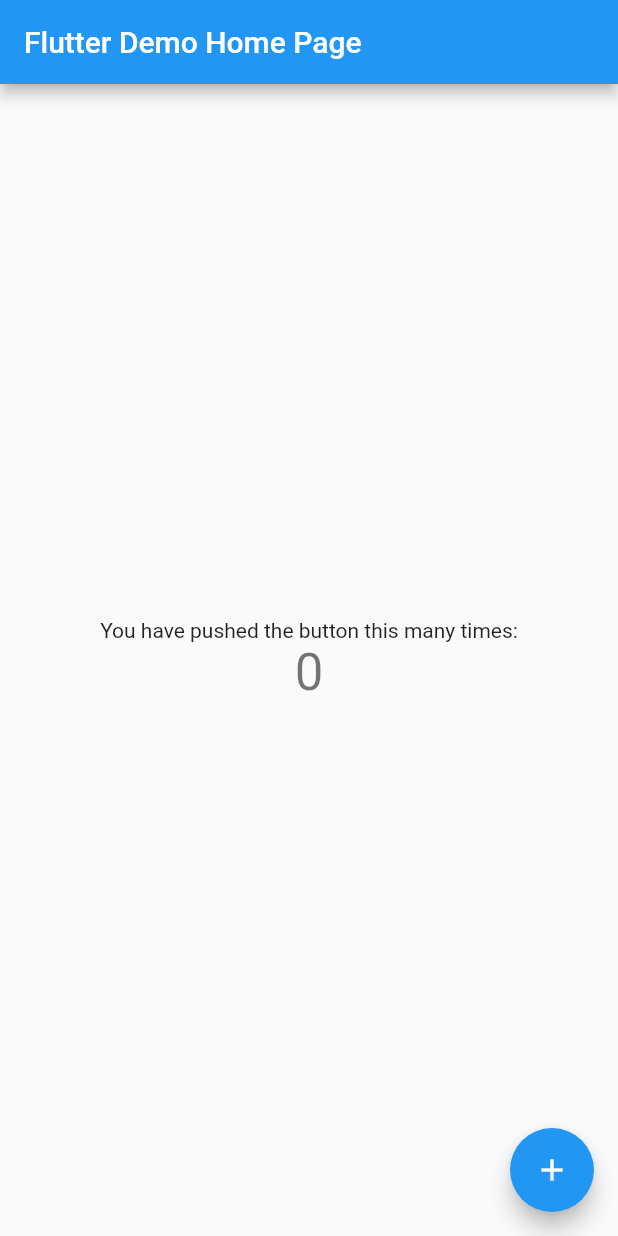
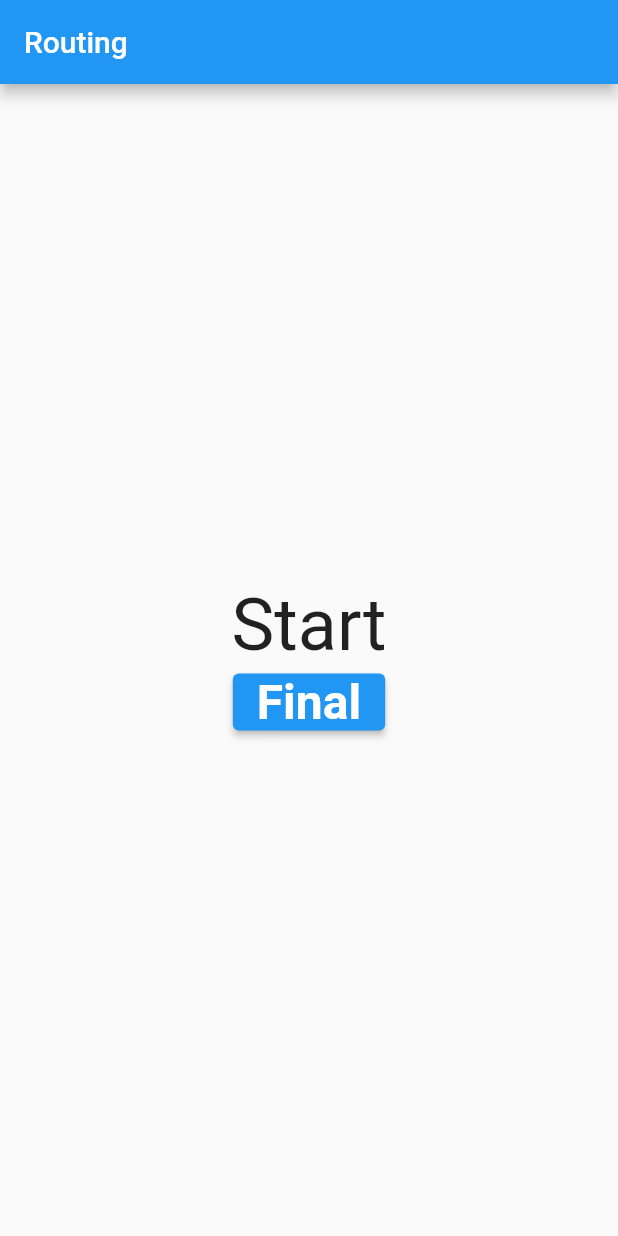
Before and after one commit to kenkaneki0625/flutter_application_1, a Flutter app: the screen it shows after launch, on a phone screen of 412 x 824 dp. Run offline on Flutter 3.47's test engine with Material 2 defaults, Android fonts, the phone set to English and light mode, and no system bars.

Commit message:
animated page navigation

```diff
--- a/lib/main.dart
+++ b/lib/main.dart
@@ -1,115 +1,97 @@
 import 'package:flutter/material.dart';
 
 void main() {
-  runApp(const MyApp());
+  runApp(MyApp());
 }
 
 class MyApp extends StatelessWidget {
-  const MyApp({Key? key}) : super(key: key);
-
-  // This widget is the root of your application.
   @override
   Widget build(BuildContext context) {
     return MaterialApp(
-      title: 'Flutter Demo',
-      theme: ThemeData(
-        // This is the theme of your application.
-        //
-        // Try running your application with "flutter run". You'll see the
-        // application has a blue toolbar. Then, without quitting the app, try
-        // changing the primarySwatch below to Colors.green and then invoke
-        // "hot reload" (press "r" in the console where you ran "flutter run",
-        // or simply save your changes to "hot reload" in a Flutter IDE).
-        // Notice that the counter didn't reset back to zero; the application
-        // is not restarted.
-        primarySwatch: Colors.blue,
-      ),
-      home: const MyHomePage(title: 'Flutter Demo Home Page'),
+      title: 'Nav Demo',
+      theme: ThemeData(primaryColor: Colors.blueGrey),
+      home: FirstPage(),
     );
   }
 }
 
-class MyHomePage extends StatefulWidget {
-  const MyHomePage({Key? key, required this.title}) : super(key: key);
-
-  // This widget is the home page of your application. It is stateful, meaning
-  // that it has a State object (defined below) that contains fields that affect
-  // how it looks.
-
-  // This class is the configuration for the state. It holds the values (in this
-  // case the title) provided by the parent (in this case the App widget) and
-  // used by the build method of the State. Fields in a Widget subclass are
-  // always marked "final".
-
-  final String title;
-
+class FirstPage extends StatelessWidget {
   @override
-  State<MyHomePage> createState() => _MyHomePageState();
+  Widget build(BuildContext context) {
+    return Scaffold(
+      appBar: AppBar(
+        title: Text('Routing'),
+      ),
+      body: Center(
+        child: Column(
+          mainAxisSize: MainAxisSize.min,
+          children: [
+			Text(
+				'Start',
+				style: TextStyle(fontSize: 48.0),
+			),
+			ElevatedButton(
+				onPressed: () {
+				Navigator.push(
+					context,
+					PageRouteBuilder(
+					transitionsBuilder:
+						(context, animation, secondaryAnimation, child) {
+						return ScaleTransition(
+						alignment: Alignment.center,
+						scale: Tween<double>(begin: 0.1, end: 1).animate(
+							CurvedAnimation(
+							parent: animation,
+							curve: Curves.fastOutSlowIn,
+							),
+						),
+						child: child,
+						);
+					},
+					transitionDuration: Duration(seconds: 2),
+					pageBuilder: (BuildContext context,
+						Animation<double> animation,
+						Animation<double> secondaryAnimation) {
+						return SecondPage();
+					},
+					),
+				);
+				},
+				child: Text(
+				'Final',
+				style: TextStyle(
+					fontSize: 32.0,
+					fontWeight: FontWeight.w700,
+				),
+				),
+			),
+			],
+        ),
+      ),
+    );
+  }
 }
 
-class _MyHomePageState extends State<MyHomePage> {
-  int _counter = 0;
-
-  void _incrementCounter() {
-    setState(() {
-      // This call to setState tells the Flutter framework that something has
-      // changed in this State, which causes it to rerun the build method below
-      // so that the display can reflect the updated values. If we changed
-      // _counter without calling setState(), then the build method would not be
-      // called again, and so nothing would appear to happen.
-      _counter++;
-    });
-  }
+class SecondPage extends StatelessWidget {
 
   @override
   Widget build(BuildContext context) {
-    // This method is rerun every time setState is called, for instance as done
-    // by the _incrementCounter method above.
-    //
-    // The Flutter framework has been optimized to make rerunning build methods
-    // fast, so that you can just rebuild anything that needs updating rather
-    // than having to individually change instances of widgets.
     return Scaffold(
       appBar: AppBar(
-        // Here we take the value from the MyHomePage object that was created by
-        // the App.build method, and use it to set our appbar title.
-        title: Text(widget.title),
+        title: Text('Routing'),
       ),
       body: Center(
-        // Center is a layout widget. It takes a single child and positions it
-        // in the middle of the parent.
         child: Column(
-          // Column is also a layout widget. It takes a list of children and
-          // arranges them vertically. By default, it sizes itself to fit its
-          // children horizontally, and tries to be as tall as its parent.
-          //
-          // Invoke "debug painting" (press "p" in the console, choose the
-          // "Toggle Debug Paint" action from the Flutter Inspector in Android
-          // Studio, or the "Toggle Debug Paint" command in Visual Studio Code)
-          // to see the wireframe for each widget.
-          //
-          // Column has various properties to control how it sizes itself and
-          // how it positions its children. Here we use mainAxisAlignment to
-          // center the children vertically; the main axis here is the vertical
-          // axis because Columns are vertical (the cross axis would be
-          // horizontal).
-          mainAxisAlignment: MainAxisAlignment.center,
+          mainAxisSize: MainAxisSize.min,
           children: <Widget>[
-            const Text(
-              'You have pushed the button this many times:',
+            Text(
+              'Second Page',
+              style: TextStyle(fontSize: 50),
             ),
-            Text(
-              '$_counter',
-              style: Theme.of(context).textTheme.headline4,
-            ),
+
           ],
         ),
       ),
-      floatingActionButton: FloatingActionButton(
-        onPressed: _incrementCounter,
-        tooltip: 'Increment',
-        child: const Icon(Icons.add),
-      ), // This trailing comma makes auto-formatting nicer for build methods.
     );
   }
 }
```
